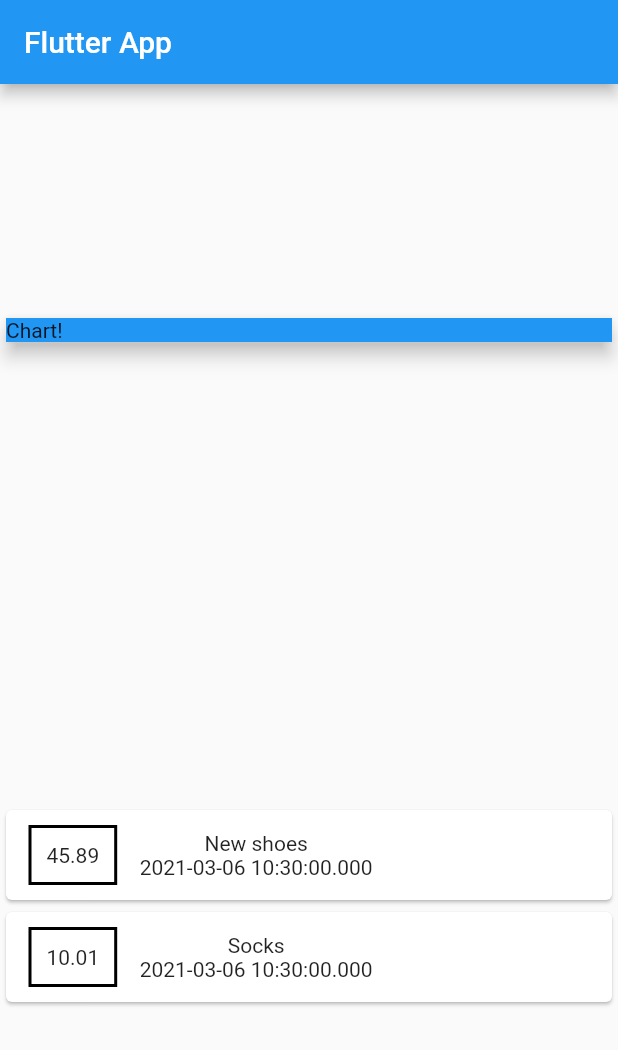
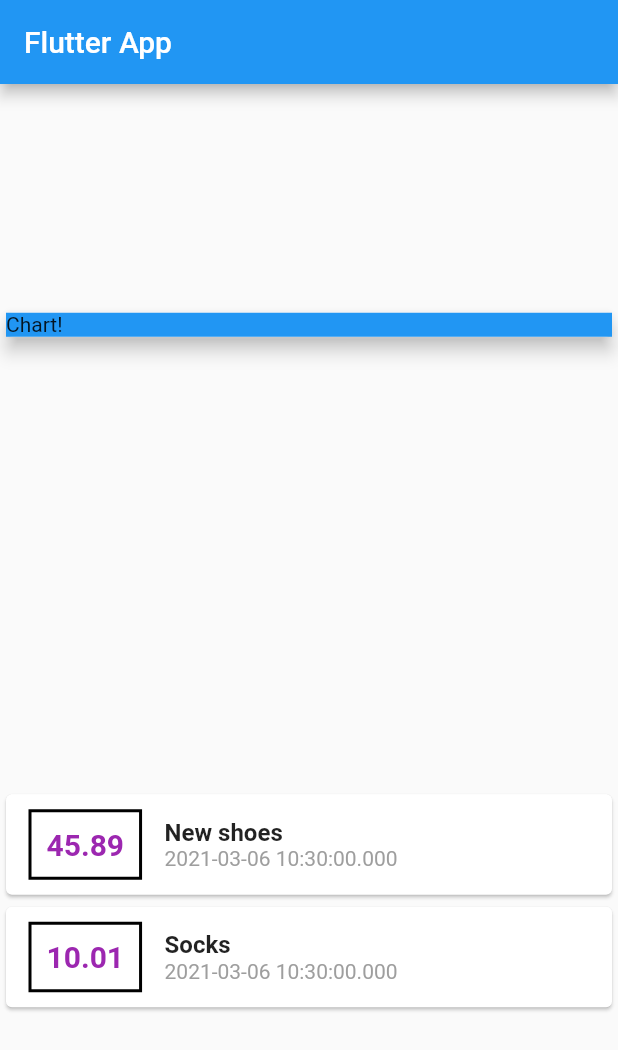
Before and after one commit to ADKeiber/100daysofcode, a Flutter app: the screen it shows after launch, on a phone screen of 412 x 824 dp. Shown: the top 1050 px of the screen. Run offline on Flutter 3.47's test engine with Material 2 defaults, Android fonts, the phone set to English and light mode, and no system bars.

Commit message:
More Styling
Add more styling to transaction cards

```diff
--- a/finance_tracker/lib/main.dart
+++ b/finance_tracker/lib/main.dart
@@ -54,6 +54,11 @@ class MyHomePage extends StatelessWidget {
                       Container(
                         child: Text(
                           tx.cost.toString(),
+                          style: TextStyle(
+                            fontWeight: FontWeight.bold,
+                            fontSize: 20,
+                            color: Colors.purple,
+                          ),
                         ),
                         margin: EdgeInsets.symmetric(
                           vertical: 10,
@@ -69,11 +74,21 @@ class MyHomePage extends StatelessWidget {
                       ),
                       Column(
                         children: [
-                          Text(tx.title),
+                          Text(
+                            tx.title,
+                            style: TextStyle(
+                              fontSize: 16,
+                              fontWeight: FontWeight.bold,
+                            ),
+                          ),
                           Text(
                             tx.date.toString(),
+                            style: TextStyle(
+                              color: Colors.grey,
+                            ),
                           ),
                         ],
+                        crossAxisAlignment: CrossAxisAlignment.start,
                       ),
                     ],
                   ),
```
